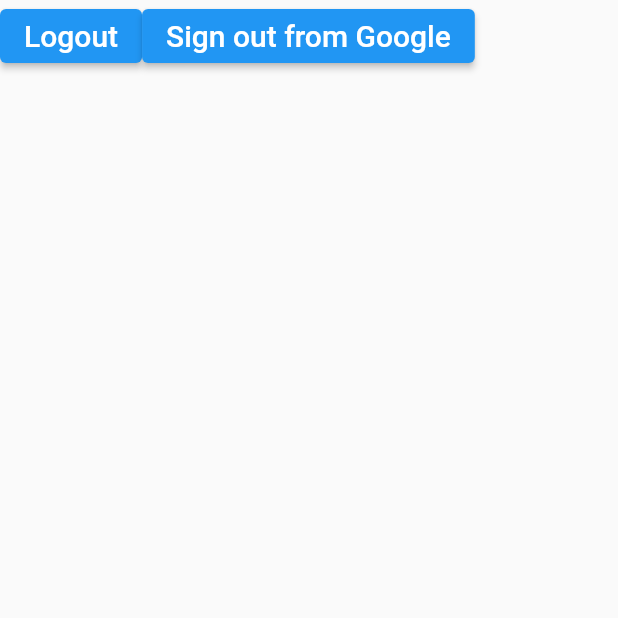
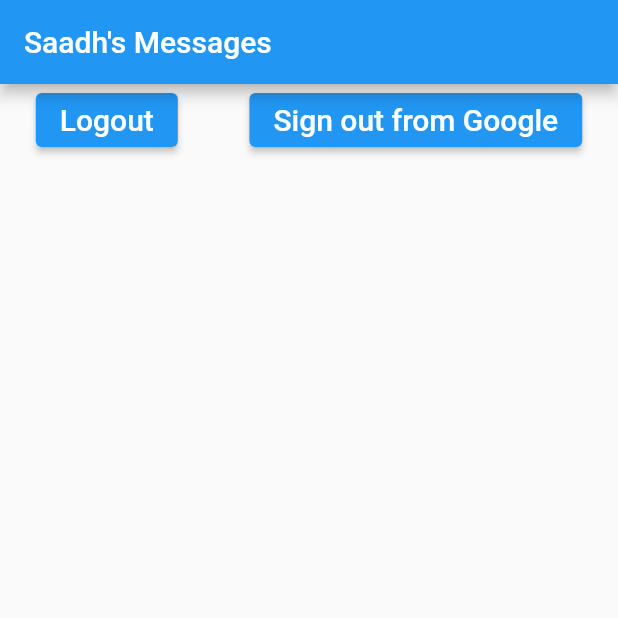
Before and after one commit to sahmed53gsu/appdev_hw1, a Flutter app: the screen it shows once a user with an empty profile is signed in, on a phone screen of 412 x 824 dp, the top half of it. Run offline on Flutter 3.47's test engine with Material 2 defaults, Android fonts, the light colour scheme and no system bars; our stand-ins replace cloud_firestore, firebase_auth, firebase_core, google_sign_in, shared_preferences; accounts and stored records are empty.

Commit message:
app bar added

```diff
--- a/myapp/lib/home_screen.dart
+++ b/myapp/lib/home_screen.dart
@@ -14,9 +14,11 @@ class _HomePageState extends State<HomePage> {
   @override
   Widget build(BuildContext context) {
     return Scaffold(
+      appBar: AppBar(title: Text("Saadh's Messages")),
       body: Column(
         children: [
           Row(
+            mainAxisAlignment: MainAxisAlignment.spaceAround,
             children: <Widget>[
               ButtonTheme(
                 height: 50,
@@ -59,6 +61,9 @@ class _HomePageState extends State<HomePage> {
               ),
             ],
           ),
+          SizedBox(
+            height: 100,
+          ),
           StreamBuilder(
               stream:
                   FirebaseFirestore.instance.collection('posts').snapshots(),
@@ -76,7 +81,13 @@ class _HomePageState extends State<HomePage> {
                       child: Container(
                         width: MediaQuery.of(context).size.width / 1.2,
                         height: MediaQuery.of(context).size.width / 6,
-                        child: Text('Message: ' + document['message']),
+                        child: Column(
+                          children: [
+                            Text('Message: ' + document['message'].toString()),
+                            Text('Date: ' +
+                                document['dtime'].toDate().toString()),
+                          ],
+                        ),
                       ),
                     );
                   }).toList(),
```
